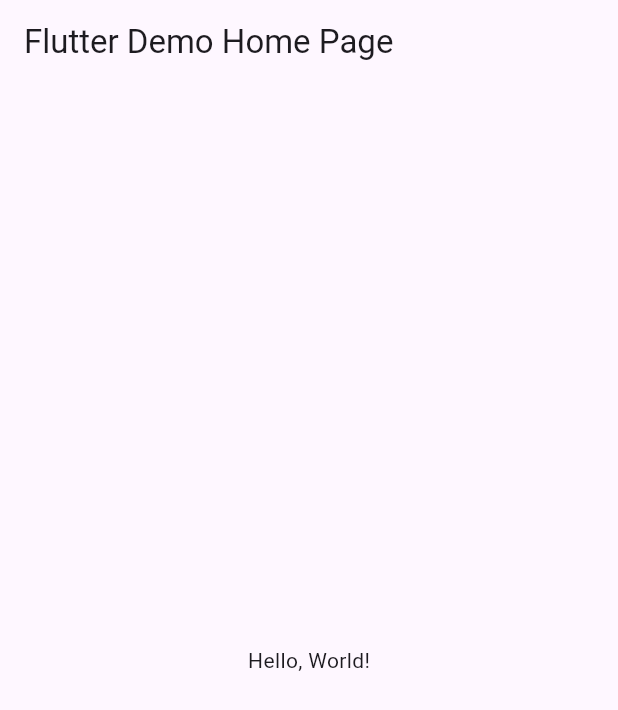
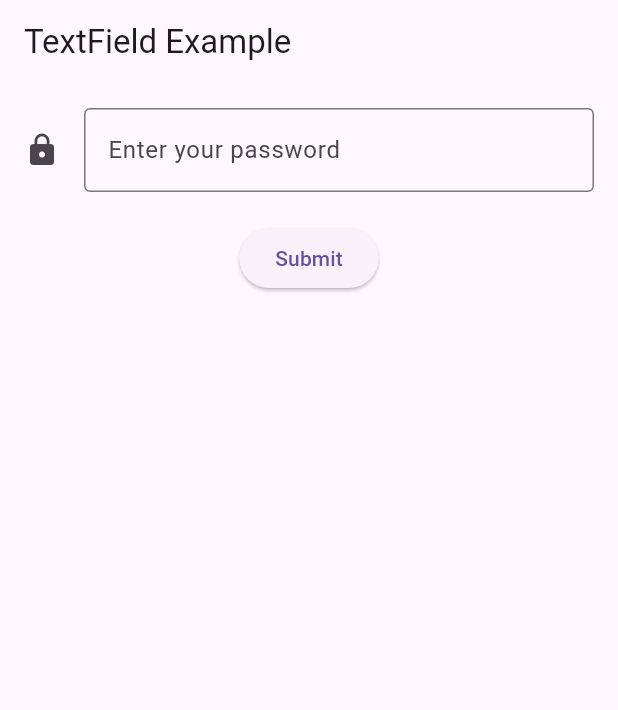
Before and after one commit to rbaymanova/lab_5, a Flutter app: the screen it shows after launch, on a phone screen of 412 x 824 dp. Shown: the top 710 px of the screen. Run offline on Flutter 3.47's test engine with Material 3 defaults, Android fonts, the phone set to English and light mode, and no system bars.

Commit message:
first commit

```diff
--- a/lib/main.dart
+++ b/lib/main.dart
@@ -1,43 +1,109 @@
 import 'package:flutter/material.dart';
 
-void main() => runApp(MyApp());
+void main() => runApp(const MyApp());
 
 class MyApp extends StatelessWidget {
   const MyApp({super.key});
-  // This widget is the root of your application.
+
   @override
   Widget build(BuildContext context) {
     return MaterialApp(
-      // Application name
       title: 'Flutter Hello World',
-      // Application theme data, you can set the colors for the application as
-      // you want
       theme: ThemeData(
-        // useMaterial3: false,
         primarySwatch: Colors.blue,
       ),
-      // A widget which will be started on application startup
-      home: MyHomePage(title: 'Flutter Demo Home Page'),
+      home: const PasswordFieldDemo(),
     );
   }
 }
 
-class MyHomePage extends StatelessWidget {
-  final String title;
-  const MyHomePage({super.key, required this.title});
+class PasswordFieldDemo extends StatefulWidget {
+  const PasswordFieldDemo({super.key});
+
+  @override
+  State<PasswordFieldDemo> createState() => _PasswordFieldDemoState();
+}
+
+class _PasswordFieldDemoState extends State<PasswordFieldDemo> {
+  final TextEditingController _controller = TextEditingController();
+
+  @override
+  void dispose() {
+    _controller.dispose();
+    super.dispose();
+  }
 
   @override
   Widget build(BuildContext context) {
     return Scaffold(
-      appBar: AppBar(
-        // The title text which will be shown on the action bar
-        title: Text(title),
-      ),
-      body: Center(
-        child: Text(
-          'Hello, World!',
+      appBar: AppBar(title: const Text('TextField Example')),
+      body: Padding(
+        padding: const EdgeInsets.all(16.0),
+        child: Column(
+          children: [
+            TextField(
+              controller: _controller,
+              obscureText: true,
+              decoration: const InputDecoration(
+                border: OutlineInputBorder(),
+                labelText: 'Enter your password',
+                icon: Icon(Icons.lock),
+              ),
+            ),
+            const SizedBox(height: 20),
+            ElevatedButton(
+              onPressed: () {
+                print('Password entered: ${_controller.text}');
+              },
+              child: const Text('Submit'),
+            ),
+          ],
         ),
       ),
     );
   }
 }
+
+class MyColumnRow extends StatelessWidget {
+  const MyColumnRow({super.key});
+
+  @override
+  Widget build(BuildContext context) {
+    return Scaffold(
+      appBar: AppBar(title: const Text('Stars Column')),
+      body: Column(
+        crossAxisAlignment: CrossAxisAlignment.start,
+        children: const <Widget>[
+          Icon(Icons.star, size: 50),
+          Icon(Icons.star, size: 50),
+          Icon(Icons.star, size: 50),
+          Icon(Icons.star, size: 50),
+          Icon(Icons.star, size: 50),
+        ],
+      ),
+    );
+  }
+}
+
+class MyContainer extends StatelessWidget {
+  const MyContainer({super.key});
+
+  @override
+  Widget build(BuildContext context) {
+    return Container(
+      margin: const EdgeInsets.all(20.0),
+      padding: const EdgeInsets.all(16.0),
+      height: 150,
+      width: 100,
+      decoration: BoxDecoration(
+        color: Colors.redAccent,
+        borderRadius: BorderRadius.circular(12),
+      ),
+      child: const Icon(
+        Icons.home,
+        color: Colors.white,
+        size: 40,
+      ),
+    );
+  }
+}
```
